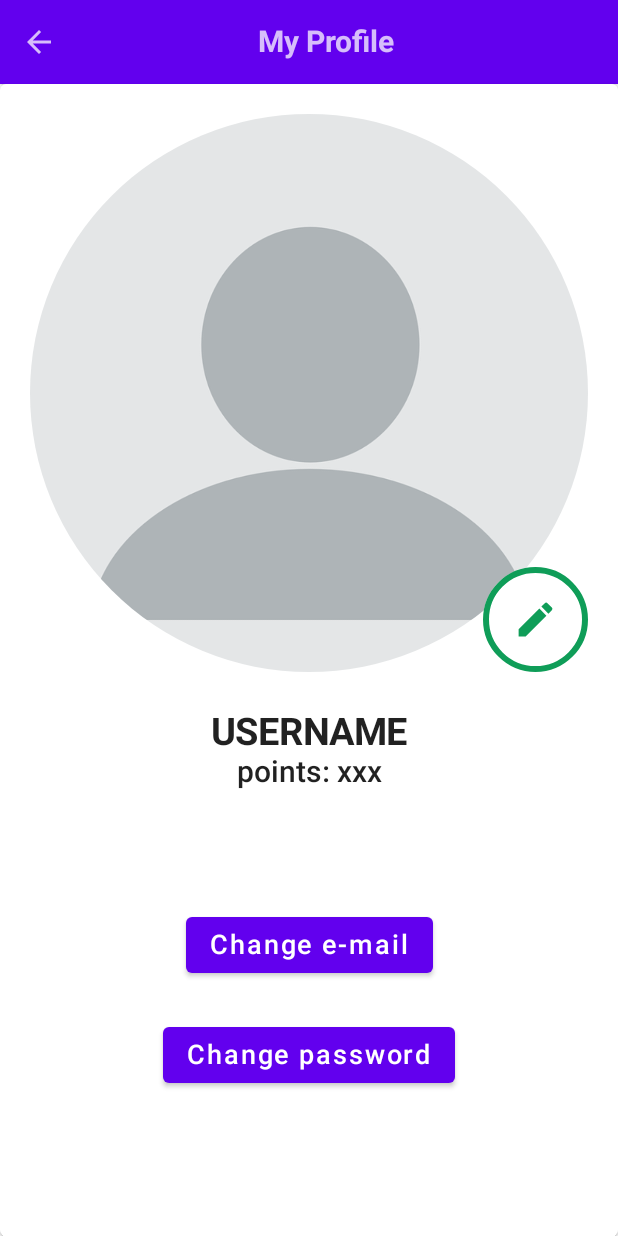
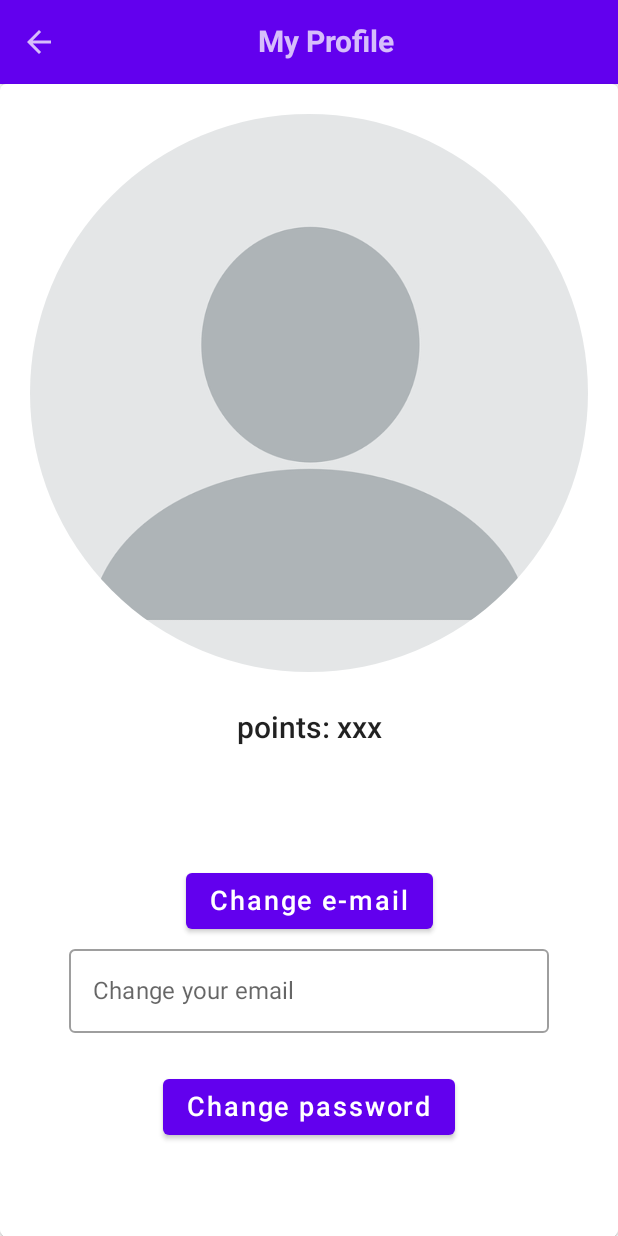
Before and after one commit to saraHoeferer/ProcrastiCure, an Android app built with Jetpack Compose: the ProfileScreen screen opened through its navigation route, after a tap on "Change e-mail", on a phone screen of 412 x 824 dp. Run offline under Robolectric (Android 15) with nearby library versions, the light colour scheme and no system bars; our stand-ins replace Firebase (no records; nobody signed in at launch, a user with empty details on screens opened directly).

Commit message:
added Profile Functionalities

```diff
--- a/app/src/main/java/com/example/procrasticure/data/repository/UserRespository.kt
+++ b/app/src/main/java/com/example/procrasticure/data/repository/UserRespository.kt
@@ -14,4 +14,12 @@ interface UserRespository{
     suspend fun signUpUser(email: String, password: String, sessionViewModel: BigViewModel): Flow<State<AuthResult>>
 
     suspend fun signInUser(email: String, password: String, sessionViewModel: BigViewModel): Flow<State<AuthResult>>
+
+    suspend fun deleteUser(sessionViewModel: BigViewModel)
+
+    suspend fun editEmail(email: String, sessionViewModel: BigViewModel)
+
+    suspend fun editPassword(password: String, sessionViewModel: BigViewModel)
+
+    suspend fun logOut(sessionViewModel: BigViewModel)
 }
--- a/app/src/main/java/com/example/procrasticure/navigation/Navigation.kt
+++ b/app/src/main/java/com/example/procrasticure/navigation/Navigation.kt
@@ -19,11 +19,11 @@ fun Navigation(sessionViewModel: BigViewModel){
     val navController = rememberNavController()
     NavHost(navController = navController, startDestination = Screen.Login.route){
         composable(route = Screen.MainScreen.route){
-            HomeScreen(movieList = goalList, navController = navController)
+            HomeScreen(movieList = goalList, navController = navController, sessionViewModel = sessionViewModel, userViewModel = userViewModel)
         }
 
         composable(route = Screen.ProfileScreen.route){
-            ProfileScreen(navController = navController)
+            ProfileScreen(navController = navController, sessionViewModel = sessionViewModel, userViewModel= userViewModel)
         }
 
         composable(route = Screen.TimerScreen.route){
@@ -55,7 +55,7 @@ fun Navigation(sessionViewModel: BigViewModel){
                     sessionViewModel = sessionViewModel
                 )
             } else {
-                HomeScreen(movieList = goalList, navController = navController)
+                HomeScreen(movieList = goalList, navController = navController, userViewModel = userViewModel, sessionViewModel = sessionViewModel)
             }
         }
 
--- a/app/src/main/java/com/example/procrasticure/screens/HomeScreen.kt
+++ b/app/src/main/java/com/example/procrasticure/screens/HomeScreen.kt
@@ -19,13 +19,15 @@ import androidx.compose.ui.text.style.TextAlign
 import androidx.compose.ui.unit.dp
 import androidx.compose.ui.unit.sp
 import androidx.navigation.NavController
+import com.example.procrasticure.viewModels.BigViewModel
+import com.example.procrasticure.viewModels.UserViewModel
 import com.example.procrasticure.widgets.TopHomeMenu
 import com.example.procrasticure.widgets.CustomIcon
 
 import com.example.procrasticure.widgets.GoalsDisplay
 
 @Composable
-fun HomeScreen(movieList: List<String>, navController: NavController) {
+fun HomeScreen(movieList: List<String>, navController: NavController, userViewModel: UserViewModel, sessionViewModel: BigViewModel) {
     val colorPrimary = Color(98, 0, 238)
     val colorDisabled = Color(87, 87, 87, 13)
 
@@ -41,7 +43,7 @@ fun HomeScreen(movieList: List<String>, navController: NavController) {
         mutableStateOf(colorDisabled)
     }
     Column {
-        TopHomeMenu(navController = navController)
+        TopHomeMenu(navController = navController, userViewModel = userViewModel, sessionViewModel= sessionViewModel)
         Row {
             Button(
                 onClick = { displayState = true },
--- a/app/src/main/java/com/example/procrasticure/screens/LoginScreen.kt
+++ b/app/src/main/java/com/example/procrasticure/screens/LoginScreen.kt
@@ -81,7 +81,7 @@ fun LoginDetails(navController: NavController, userViewModel: UserViewModel, ses
     }
 
     val coroutineScope = rememberCoroutineScope()
-    val boxSize = with(LocalDensity.current) { 320.dp.toPx() }
+    val boxSize = with(LocalDensity.current) { 250.dp.toPx() }
     Card() {
 
         Column(
@@ -91,7 +91,7 @@ fun LoginDetails(navController: NavController, userViewModel: UserViewModel, ses
                 , horizontalAlignment = Alignment.CenterHorizontally
         ) {
             Box(modifier = Modifier
-                .height(320.dp)
+                .height(250.dp)
                 .background(brush = Brush.linearGradient(
                     colors = listOf(
                         MaterialTheme.colors.primary,
--- a/app/src/main/java/com/example/procrasticure/screens/ProfileScreen.kt
+++ b/app/src/main/java/com/example/procrasticure/screens/ProfileScreen.kt
@@ -1,14 +1,16 @@
 package com.example.procrasticure.screens
 
 import android.widget.Toast
+import androidx.compose.animation.AnimatedVisibility
 import androidx.compose.foundation.BorderStroke
 import androidx.compose.foundation.Image
 import androidx.compose.foundation.layout.*
 import androidx.compose.foundation.shape.CircleShape
+import androidx.compose.foundation.text.KeyboardOptions
 import androidx.compose.material.*
 import androidx.compose.material.icons.Icons
 import androidx.compose.material.icons.filled.Edit
-import androidx.compose.runtime.Composable
+import androidx.compose.runtime.*
 import androidx.compose.ui.Alignment
 import androidx.compose.ui.Modifier
 import androidx.compose.ui.draw.clip
@@ -16,26 +18,42 @@ import androidx.compose.ui.graphics.Color
 import androidx.compose.ui.platform.LocalContext
 import androidx.compose.ui.res.painterResource
 import androidx.compose.ui.text.font.FontWeight
+import androidx.compose.ui.text.input.KeyboardType
+import androidx.compose.ui.text.input.PasswordVisualTransformation
+import androidx.compose.ui.text.input.VisualTransformation
 import androidx.compose.ui.unit.dp
 import androidx.compose.ui.unit.sp
+import androidx.lifecycle.viewmodel.compose.viewModel
 import androidx.navigation.NavController
 import com.example.procrasticure.R
+import com.example.procrasticure.viewModels.BigViewModel
+import com.example.procrasticure.viewModels.UserViewModel
 import com.example.procrasticure.widgets.TopMenu
+import kotlinx.coroutines.launch
+import kotlin.coroutines.coroutineContext
 
 // show user profile
 @Composable
-fun ProfileScreen(navController: NavController){
+fun ProfileScreen(navController: NavController, sessionViewModel: BigViewModel, userViewModel: UserViewModel){
     Column() {
         TopMenu(arrowBackClicked = { navController.popBackStack() },
             heading = "My Profile")
-        ProfileDetails()
+        ProfileDetails(sessionViewModel = sessionViewModel, userViewModel = userViewModel, navController)
     }
 }
 
 @Composable
-fun ProfileDetails(){
+fun ProfileDetails(sessionViewModel: BigViewModel, userViewModel: UserViewModel, navController: NavController) {
     Card(modifier = Modifier) {
-        val mContext = LocalContext.current
+        var emailshow by remember {
+            mutableStateOf(false)
+        }
+        var email by remember { mutableStateOf("")}
+        var passwordShow by remember {
+            mutableStateOf(false)
+        }
+        var password by remember { mutableStateOf("")}
+        val coroutineScope = rememberCoroutineScope()
 
         Column(
             modifier = Modifier
@@ -48,53 +66,81 @@ fun ProfileDetails(){
                     painter = painterResource(id = R.drawable.profilepicture),
                     contentDescription = "Profile"
                 )
-
-                OutlinedButton(
-                    onClick = {
-                        Toast.makeText(
-                            mContext,
-                            "This is a Circular Button with a + Icon",
-                            Toast.LENGTH_LONG
-                        ).show()
-                    },
-                    modifier = Modifier.size(70.dp).align(Alignment.BottomEnd),
-                    shape = CircleShape,
-                    border = BorderStroke(4.dp, Color(0XFF0F9D58)),
-                    contentPadding = PaddingValues(0.dp),
-                    colors = ButtonDefaults.outlinedButtonColors(contentColor = Color.Blue)
-                ) {
-                    // Adding an Icon "Add" inside the Button
-                    Icon(modifier = Modifier
-                        .size(30.dp),
-                        imageVector = Icons.Default.Edit,
-                        contentDescription = "edit profile picture",
-                        tint = Color(0XFF0F9D58),
-
-                    )
-                }
             }
 
             Spacer(modifier = Modifier.size(25.dp))
 
-                Text(text = "USERNAME", fontSize = 25.sp, fontWeight = FontWeight.Bold)
+            sessionViewModel.currentUserId?.email?.let {
+                Text(
+                    text = it,
+                    fontSize = 25.sp,
+                    fontWeight = FontWeight.Bold
+                )
+            }
             Text(text = "points: xxx", fontSize = 20.sp, fontWeight = FontWeight.SemiBold)
 
             Spacer(modifier = Modifier.size(80.dp))
 
-            Button(onClick = { /*TODO*/ }) {
+            Button(onClick = {
+                if (!emailshow) {
+                    emailshow = !emailshow
+                } else {
+                    if (email.isNotEmpty()){
+                        coroutineScope.launch { userViewModel.editEmail(email, sessionViewModel) }
+                        navController.navigate(Screen.MainScreen.route)
+                    } else {
+                        emailshow = !emailshow
+                    }
+                }
+            }) {
                 Text(text = "Change e-mail", fontSize = 18.sp)
+            }
+            AnimatedVisibility(visible = emailshow) {
+                email = SimpleTextField2(label = "Change your email", modifier = Modifier)
             }
             Spacer(modifier = Modifier.size(25.dp))
 
-                Button(onClick = { /*TODO*/ }) {
+            Button(onClick = { if (!passwordShow) {
+                passwordShow = !passwordShow
+            } else {
+                if (password.isNotEmpty()){
+                    coroutineScope.launch { userViewModel.editPassword(password, sessionViewModel) }
+                    navController.navigate(Screen.MainScreen.route)
+                } else {
+                    passwordShow = !passwordShow
+                }
+            } }) {
                 Text(text = "Change password", fontSize = 18.sp)
+            }
+            AnimatedVisibility(visible = passwordShow) {
+                password = SimpleTextField2(label = "Change your email", modifier = Modifier, KeyboardType.Password, PasswordVisualTransformation())
             }
 
             Spacer(modifier = Modifier.size(100.dp))
 
-                Button(onClick = { /*TODO*/ }) {
+            Button(onClick = {
+                coroutineScope.launch { userViewModel.delete(sessionViewModel = sessionViewModel) }
+                navController.navigate(Screen.Login.route)
+            }) {
                 Text(text = "Delete Account", fontSize = 18.sp)
             }
         }
     }
 }
+
+@Composable
+fun SimpleTextField2(label: String, modifier: Modifier, keyboardoptions: KeyboardType = KeyboardType.Email, animation: VisualTransformation = VisualTransformation.None): String {
+    var text by remember { mutableStateOf("") }
+
+    OutlinedTextField(
+        value = text,
+        onValueChange = { text = it },
+        label = { Text(label) },
+        modifier = modifier.width(320.dp),
+        keyboardOptions = KeyboardOptions(
+            keyboardType = keyboardoptions
+        ),
+        visualTransformation = animation
+    )
+    return text
+}
```
Also changed, not shown: app/src/main/java/com/example/procrasticure/data/repository/UserRepositoryImpl.kt (+36 -1 lines), app/src/main/java/com/example/procrasticure/viewModels/UserViewModel.kt (+26 -0 lines), app/src/main/java/com/example/procrasticure/widgets/AppBar.kt (+12 -1 lines). Lines whose indentation alone changed are shown as unchanged.
